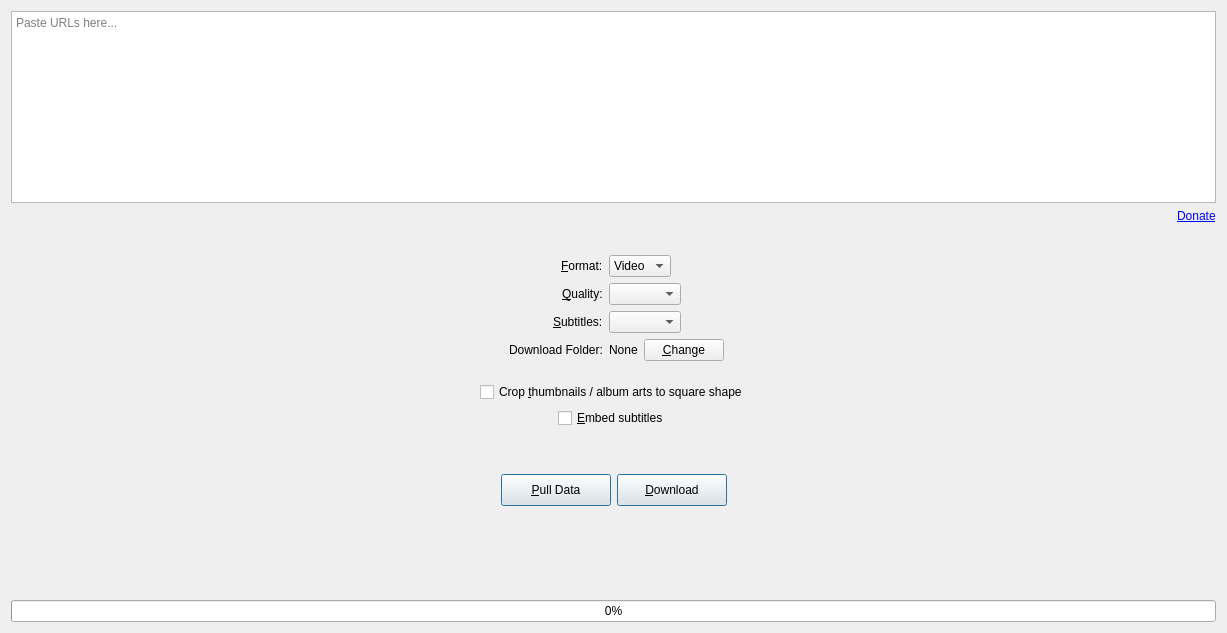
This is src/designer/tab.ui in markop404/media-downloader as Qt 5 draws it before an edit. The edited form follows.
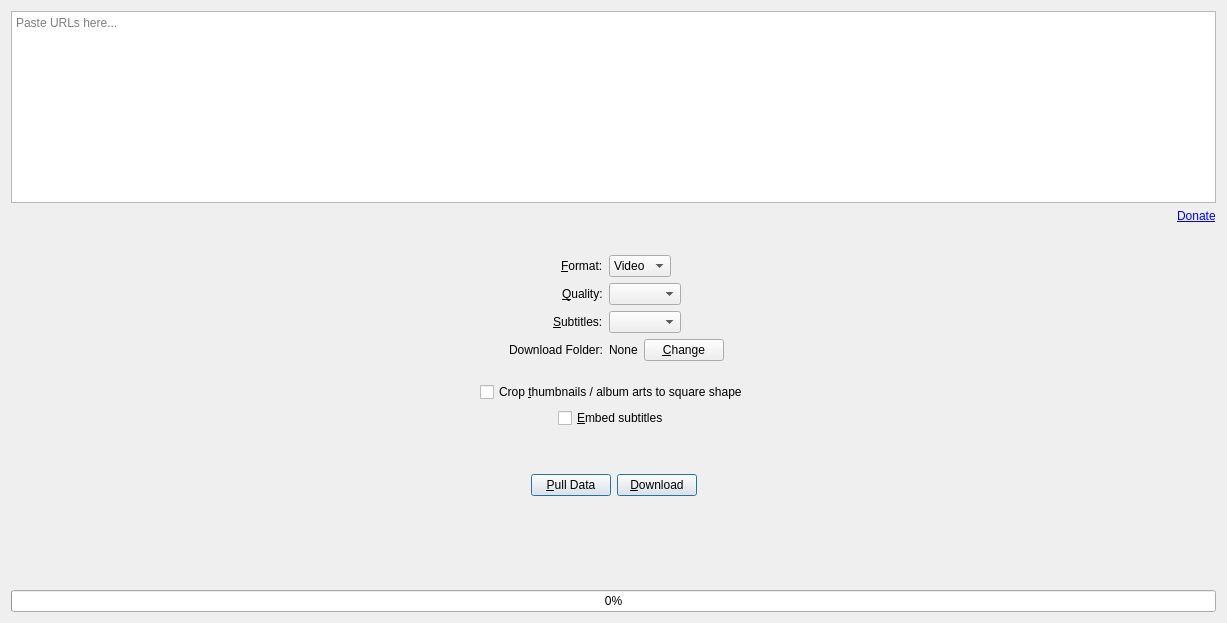
This is the edited form. Icons and pictures are not drawn.

The edit to the form file:
```diff
--- a/src/designer/tab.ui
+++ b/src/designer/tab.ui
@@ -298,12 +298,6 @@
      </item>
      <item>
       <widget class="QPushButton" name="dataPullButton">
-       <property name="minimumSize">
-        <size>
-         <width>110</width>
-         <height>32</height>
-        </size>
-       </property>
        <property name="focusPolicy">
         <enum>Qt::FocusPolicy::NoFocus</enum>
        </property>
@@ -323,12 +317,6 @@
      </item>
      <item>
       <widget class="QPushButton" name="downloadButton">
-       <property name="minimumSize">
-        <size>
-         <width>110</width>
-         <height>32</height>
-        </size>
-       </property>
        <property name="focusPolicy">
         <enum>Qt::FocusPolicy::NoFocus</enum>
        </property>
```
Left out of the diff: 2 changed lines with no effect on the pictures.
